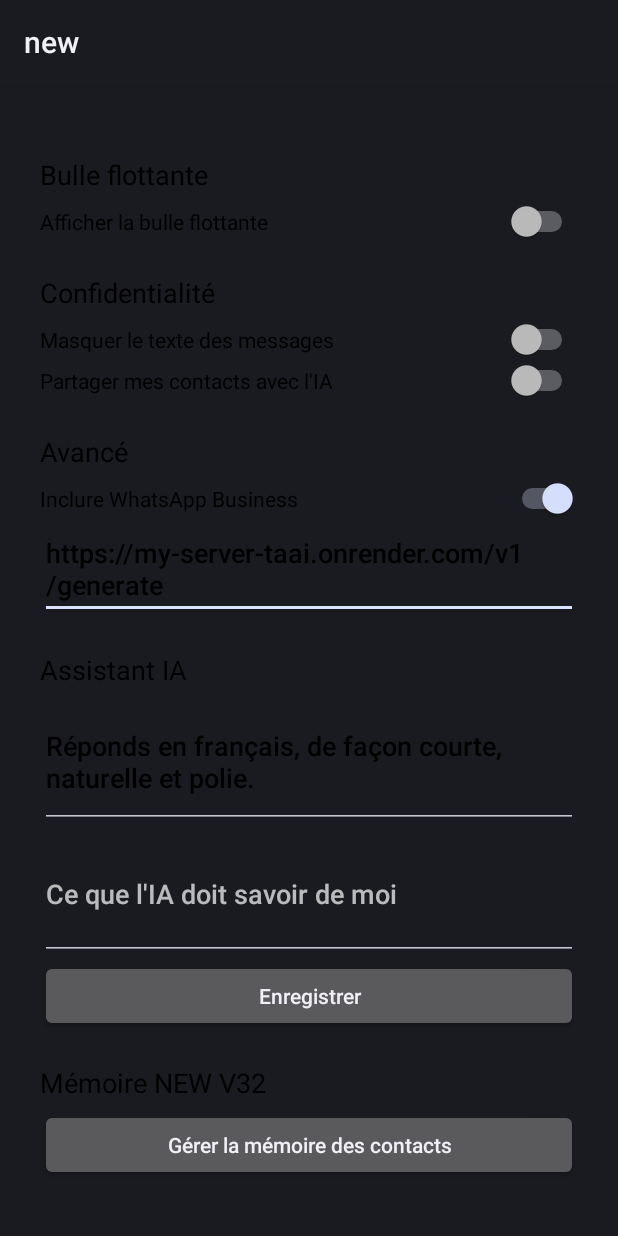
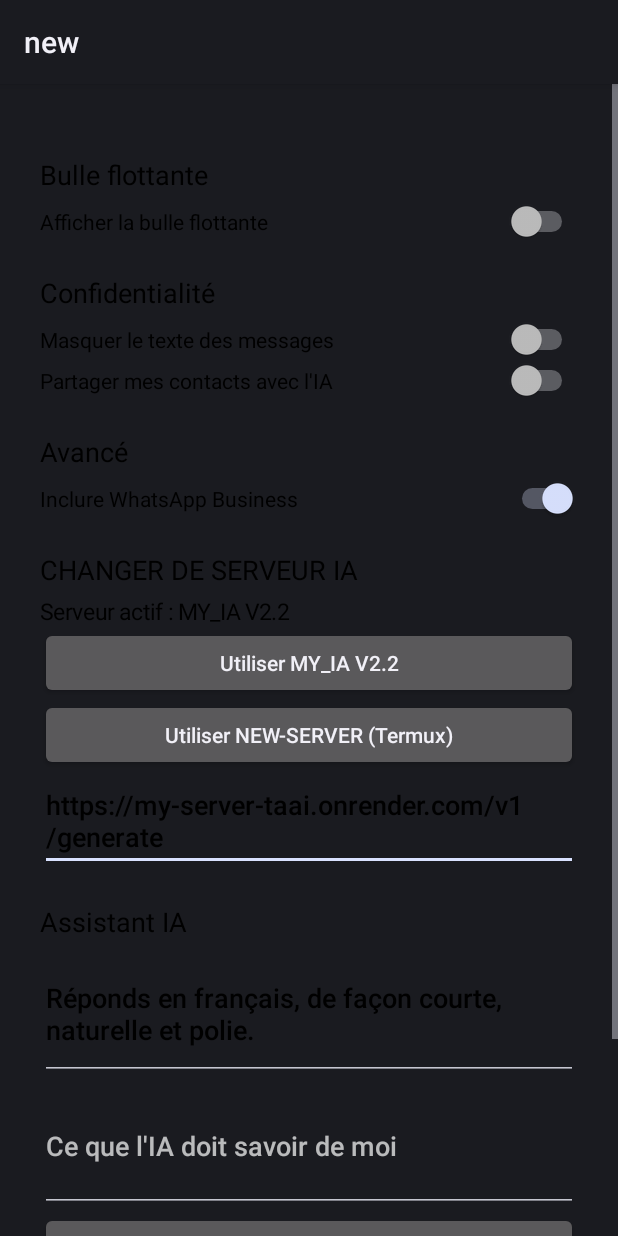
Before and after one commit to messisteve999-wq/new, an Android app: the SettingsActivity screen opened directly, with no data from a screen before it, on a phone screen of 412 x 824 dp. Run offline under Robolectric (Android 15) with nearby library versions, the phone set to English and light mode, and no system bars.

Commit message:
NEW V48: dual AI server selector MY_IA V2.2 and NEW-SERVER

```diff
--- a/app/build.gradle.kts
+++ b/app/build.gradle.kts
@@ -11,8 +11,8 @@ android {
         applicationId = "com.steve.newapp"
         minSdk = 26
         targetSdk = 34
-        versionCode = 46
-        versionName = "46.0"
+        versionCode = 48
+        versionName = "48.0"
     }
 
     buildFeatures {
--- /dev/null
+++ b/app/src/main/java/com/steve/newapp/ServerManager.kt
@@ -0,0 +1,35 @@
+package com.steve.newapp
+
+import android.content.Context
+
+object ServerManager {
+
+    const val MY_IA_ID = "my_ia_v22"
+    const val NEW_SERVER_ID = "new_server"
+
+    const val MY_IA_V22 =
+        "https://my-server-taai.onrender.com/v1/generate"
+
+    const val NEW_SERVER =
+        "http://127.0.0.1:3001/v1/generate"
+
+    fun select(context: Context, id: String) {
+        val url = when (id) {
+            NEW_SERVER_ID -> NEW_SERVER
+            else -> MY_IA_V22
+        }
+
+        Prefs.setText(context, "server_choice", id)
+        Prefs.setText(context, "server_url", url)
+
+        Gemini.endpoint = url
+        Gemini.warmUp()
+    }
+
+    fun label(id: String): String {
+        return when (id) {
+            NEW_SERVER_ID -> "NEW-SERVER (Termux)"
+            else -> "MY_IA V2.2"
+        }
+    }
+}
--- a/app/src/main/java/com/steve/newapp/SettingsActivity.kt
+++ b/app/src/main/java/com/steve/newapp/SettingsActivity.kt
@@ -57,6 +57,36 @@ class SettingsActivity : Activity() {
         col.addView(title("Avancé"))
         col.addView(sw("Inclure WhatsApp Business", "include_business", def = true))
         val server = field("Adresse du serveur Gemini", Prefs.text(ctx, "server_url").ifEmpty { Gemini.endpoint })
+
+        col.addView(title("CHANGER DE SERVEUR IA"))
+
+        col.addView(TextView(ctx).apply {
+            text = "Serveur actif : " +
+                ServerManager.label(Prefs.text(ctx, "server_choice", ServerManager.MY_IA_ID))
+            setTextColor(Color.BLACK)
+            textSize = 15f
+        })
+
+        col.addView(Button(ctx).apply {
+            text = "Utiliser MY_IA V2.2"
+            isAllCaps = false
+            setOnClickListener {
+                ServerManager.select(ctx, ServerManager.MY_IA_ID)
+                server.setText(ServerManager.MY_IA_V22)
+                Toast.makeText(ctx, "MY_IA V2.2 activé", Toast.LENGTH_SHORT).show()
+            }
+        })
+
+        col.addView(Button(ctx).apply {
+            text = "Utiliser NEW-SERVER (Termux)"
+            isAllCaps = false
+            setOnClickListener {
+                ServerManager.select(ctx, ServerManager.NEW_SERVER_ID)
+                server.setText(ServerManager.NEW_SERVER)
+                Toast.makeText(ctx, "NEW-SERVER activé", Toast.LENGTH_SHORT).show()
+            }
+        })
+
         col.addView(server)
 
         col.addView(title("Assistant IA"))
```
Also changed, not shown: 2 other files.
